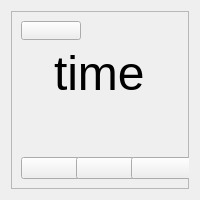
Qt form ui/small_focus_window.ui (dop14/monkmode) before a commit.
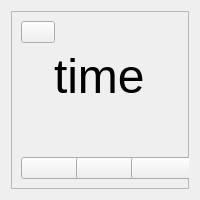
The same form after that commit.

Diff of the .ui file:
```diff
--- a/ui/small_focus_window.ui
+++ b/ui/small_focus_window.ui
@@ -51,13 +51,13 @@
         </property>
         <property name="minimumSize">
          <size>
-          <width>60</width>
+          <width>0</width>
           <height>0</height>
          </size>
         </property>
         <property name="font">
          <font>
-          <pointsize>7</pointsize>
+          <pointsize>9</pointsize>
          </font>
         </property>
         <property name="focusPolicy">
```
